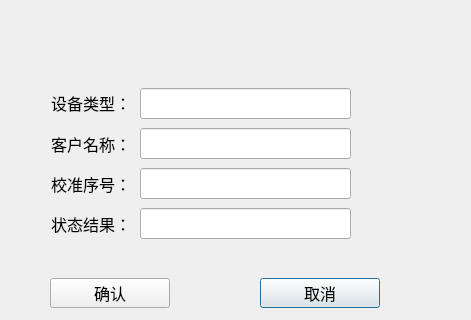
This is IMM-CalibrateTool/IMM-CalibrateTool/logs/logquerydlg/log_logquerydlg.ui in ChinaClever/ScalePoint as Qt 5 draws it before an edit; both pictures show x 0 to 471 and y 142 to 462 of the 471 by 462 pixel window. The edited form follows.
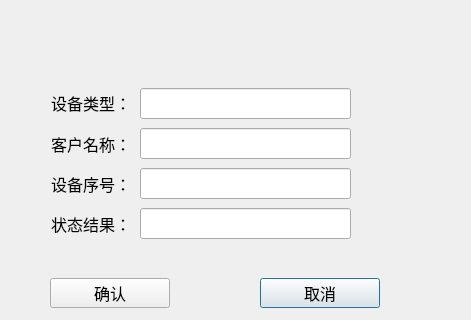
This is the edited form.

What changed in the file:
```diff
--- a/IMM-CalibrateTool/IMM-CalibrateTool/logs/logquerydlg/log_logquerydlg.ui
+++ b/IMM-CalibrateTool/IMM-CalibrateTool/logs/logquerydlg/log_logquerydlg.ui
@@ -186,7 +186,7 @@
     <string notr="true"/>
    </property>
    <property name="text">
-    <string>校准序号：</string>
+    <string>设备序号：</string>
    </property>
    <property name="alignment">
     <set>Qt::AlignRight|Qt::AlignTrailing|Qt::AlignVCenter</set>
```
